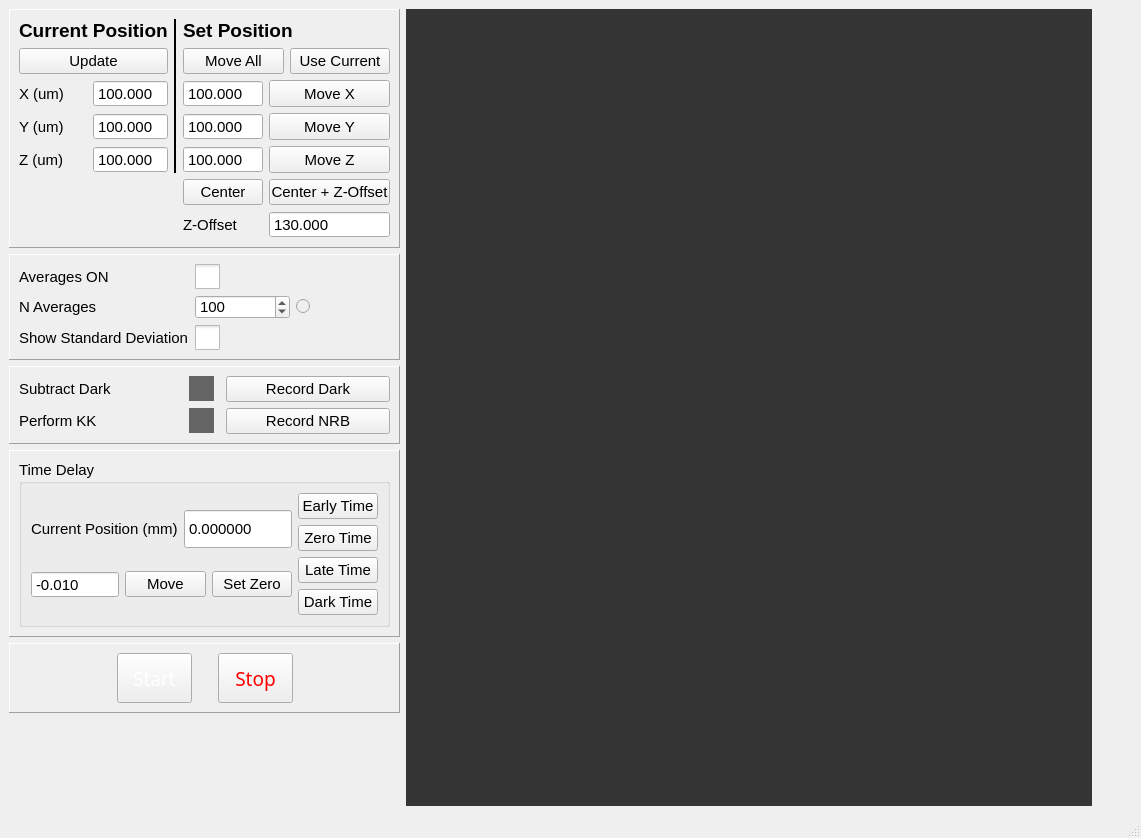
Qt form qt_designer/qt_demo_2_threads.ui (usnistgov/bcars_microscope) before a commit.
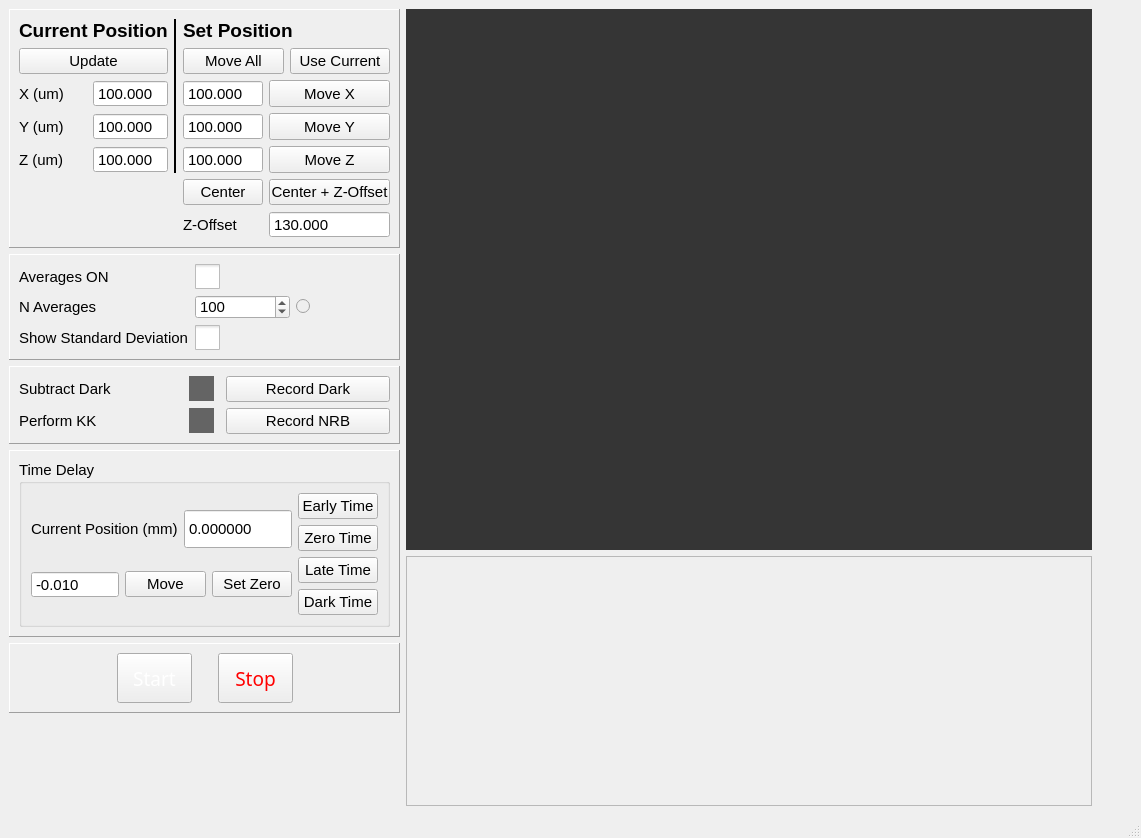
The same form after that commit.

Commit message: layout adjustments

Diff of the .ui file:
```diff
--- a/qt_designer/qt_demo_2_threads.ui
+++ b/qt_designer/qt_demo_2_threads.ui
@@ -1118,6 +1118,8 @@
      </layout>
     </item>
     <item>
+     <layout class="QVBoxLayout" name="verticalLayout_6">
+      <item>
      <widget class="QWidget" name="mpl_widget" native="true">
       <property name="sizePolicy">
        <sizepolicy hsizetype="Expanding" vsizetype="Expanding">
@@ -1132,6 +1134,24 @@
        <string notr="true">background-color: rgb(53,53,53)</string>
       </property>
      </widget>
+      </item>
+      <item>
+       <widget class="QFrame" name="frame_6">
+        <property name="minimumSize">
+         <size>
+          <width>0</width>
+          <height>250</height>
+         </size>
+        </property>
+        <property name="frameShape">
+         <enum>QFrame::StyledPanel</enum>
+        </property>
+        <property name="frameShadow">
+         <enum>QFrame::Raised</enum>
+        </property>
+       </widget>
+      </item>
+     </layout>
     </item>
     <item>
      <spacer name="horizontalSpacer">
```
Lines whose indentation alone changed are shown as unchanged. The commit also changes 1 other file.
